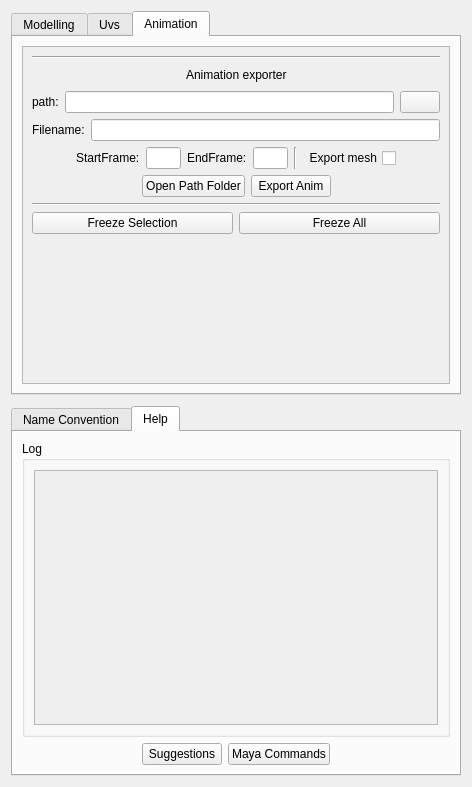
Old version of the form toolbox/ui/main_ui.ui in the repository pablodiazburgos/pdb_rigLib.
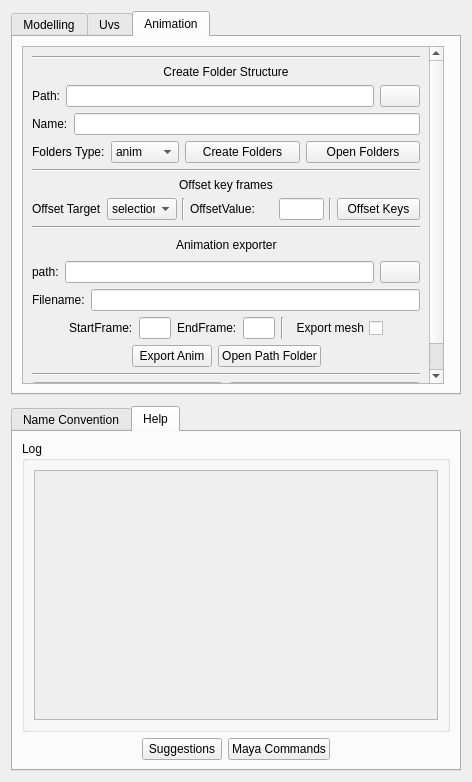
New version of the form. The open tabs and pages were chosen to show the change.

Commit message: dhs toolbox anim and model folders functions updated

The edit to the form file:
```diff
--- a/toolbox/ui/main_ui.ui
+++ b/toolbox/ui/main_ui.ui
@@ -7,7 +7,7 @@
     <x>0</x>
     <y>0</y>
     <width>472</width>
-    <height>787</height>
+    <height>782</height>
    </rect>
   </property>
   <property name="windowTitle">
@@ -1110,19 +1110,157 @@
       <layout class="QVBoxLayout" name="verticalLayout_10">
        <item>
         <widget class="QScrollArea" name="scrollArea_3">
+         <property name="sizePolicy">
+          <sizepolicy hsizetype="Fixed" vsizetype="Preferred">
+           <horstretch>0</horstretch>
+           <verstretch>0</verstretch>
+          </sizepolicy>
+         </property>
+         <property name="maximumSize">
+          <size>
+           <width>422</width>
+           <height>16777215</height>
+          </size>
+         </property>
+         <property name="layoutDirection">
+          <enum>Qt::LeftToRight</enum>
+         </property>
+         <property name="frameShape">
+          <enum>QFrame::StyledPanel</enum>
+         </property>
+         <property name="horizontalScrollBarPolicy">
+          <enum>Qt::ScrollBarAsNeeded</enum>
+         </property>
+         <property name="sizeAdjustPolicy">
+          <enum>QAbstractScrollArea::AdjustIgnored</enum>
+         </property>
          <property name="widgetResizable">
           <bool>true</bool>
          </property>
          <widget class="QWidget" name="scrollAreaWidgetContents_3">
+          <property name="enabled">
+           <bool>true</bool>
+          </property>
           <property name="geometry">
            <rect>
             <x>0</x>
             <y>0</y>
-            <width>420</width>
-            <height>380</height>
+            <width>399</width>
+            <height>474</height>
            </rect>
           </property>
+          <property name="sizePolicy">
+           <sizepolicy hsizetype="Ignored" vsizetype="Preferred">
+            <horstretch>0</horstretch>
+            <verstretch>0</verstretch>
+           </sizepolicy>
+          </property>
           <layout class="QVBoxLayout" name="verticalLayout_11">
+           <item>
+            <widget class="Line" name="line_13">
+             <property name="orientation">
+              <enum>Qt::Horizontal</enum>
+             </property>
+            </widget>
+           </item>
+           <item>
+            <widget class="QLabel" name="label_27">
+             <property name="text">
+              <string>Create Folder Structure</string>
+             </property>
+             <property name="alignment">
+              <set>Qt::AlignCenter</set>
+             </property>
+            </widget>
+           </item>
+           <item>
+            <layout class="QHBoxLayout" name="pathHLayout_6">
+             <item>
+              <layout class="QFormLayout" name="formLayout_11">
+               <item row="0" column="0">
+                <widget class="QLabel" name="label_28">
+                 <property name="text">
+                  <string>Path:</string>
+                 </property>
+                </widget>
+               </item>
+               <item row="0" column="1">
+                <widget class="QLineEdit" name="createAnimFoldersPath_lne"/>
+               </item>
+              </layout>
+             </item>
+             <item>
+              <widget class="QPushButton" name="getCreateAnimFoldersPath_btn">
+               <property name="text">
+                <string/>
+               </property>
+              </widget>
+             </item>
+            </layout>
+           </item>
+           <item>
+            <layout class="QFormLayout" name="formLayout_13">
+             <item row="0" column="0">
+              <widget class="QLabel" name="label_30">
+               <property name="text">
+                <string>Name:</string>
+               </property>
+              </widget>
+             </item>
+             <item row="0" column="1">
+              <widget class="QLineEdit" name="createAnimFoldersName_lne"/>
+             </item>
+            </layout>
+           </item>
+           <item>
+            <layout class="QHBoxLayout" name="horizontalLayout_23">
+             <item>
+              <layout class="QFormLayout" name="formLayout_14">
+               <item row="2" column="0">
+                <widget class="QLabel" name="label_31">
+                 <property name="text">
+                  <string>Folders Type:</string>
+                 </property>
+                </widget>
+               </item>
+               <item row="2" column="1">
+                <widget class="QComboBox" name="createAnimFolders_cbx">
+                 <property name="maximumSize">
+                  <size>
+                   <width>70</width>
+                   <height>16777215</height>
+                  </size>
+                 </property>
+                 <item>
+                  <property name="text">
+                   <string>anim</string>
+                  </property>
+                 </item>
+                 <item>
+                  <property name="text">
+                   <string>project</string>
+                  </property>
+                 </item>
+                </widget>
+               </item>
+              </layout>
+             </item>
+             <item>
+              <widget class="QPushButton" name="createAnimFolders_btn">
+               <property name="text">
+                <string>Create Folders</string>
+               </property>
+              </widget>
+             </item>
+             <item>
+              <widget class="QPushButton" name="openAnimFolders_btn">
+               <property name="text">
+                <string>Open Folders</string>
+               </property>
+              </widget>
+             </item>
+            </layout>
+           </item>
            <item>
             <widget class="Line" name="line_5">
              <property name="orientation">
@@ -1130,6 +1268,99 @@
              </property>
             </widget>
            </item>
+           <item>
+            <widget class="QLabel" name="label_24">
+             <property name="text">
+              <string>Offset key frames</string>
+             </property>
+             <property name="alignment">
+              <set>Qt::AlignCenter</set>
+             </property>
+            </widget>
+           </item>
+           <item>
+            <layout class="QHBoxLayout" name="horizontalLayout_15">
+             <property name="spacing">
+              <number>5</number>
+             </property>
+             <item>
+              <layout class="QFormLayout" name="formLayout_10">
+               <item row="2" column="0">
+                <widget class="QLabel" name="label_25">
+                 <property name="text">
+                  <string>Offset Target</string>
+                 </property>
+                </widget>
+               </item>
+               <item row="2" column="1">
+                <widget class="QComboBox" name="animKeyOffsetTarget_cbx">
+                 <property name="maximumSize">
+                  <size>
+                   <width>70</width>
+                   <height>16777215</height>
+                  </size>
+                 </property>
+                 <item>
+                  <property name="text">
+                   <string>selection</string>
+                  </property>
+                 </item>
+                 <item>
+                  <property name="text">
+                   <string>all</string>
+                  </property>
+                 </item>
+                </widget>
+               </item>
+              </layout>
+             </item>
+             <item>
+              <widget class="Line" name="line_11">
+               <property name="orientation">
+                <enum>Qt::Vertical</enum>
+               </property>
+              </widget>
+             </item>
+             <item>
+              <widget class="QLabel" name="label_26">
+               <property name="text">
+                <string>OffsetValue:</string>
+               </property>
+              </widget>
+             </item>
+             <item>
+              <widget class="QLineEdit" name="animKeyOffsetValue_lne">
+               <property name="maximumSize">
+                <size>
+                 <width>45</width>
+                 <height>16777215</height>
+                </size>
+               </property>
+              </widget>
+             </item>
+             <item>
+              <widget class="Line" name="line_12">
+               <property name="orientation">
+                <enum>Qt::Vertical</enum>
+               </property>
+              </widget>
+             </item>
+             <item>
+              <widget class="QPushButton" name="animKeyOffset_btn">
+               <property name="text">
+                <string>Offset Keys</string>
+               </property>
+              </widget>
+             </item>
+            </layout>
+           </item>
+           <item>
+            <widget class="Line" name="line_10">
+             <property name="orientation">
+              <enum>Qt::Horizontal</enum>
+             </property>
+            </widget>
+           </item>
            <item>
             <layout class="QHBoxLayout" name="horizontalLayout_16">
              <item>
@@ -1306,13 +1537,6 @@
                </property>
               </spacer>
              </item>
-             <item>
-              <widget class="QPushButton" name="openAnimPathFolder_btn">
-               <property name="text">
-                <string>Open Path Folder</string>
-               </property>
-              </widget>
-             </item>
              <item>
               <widget class="QPushButton" name="exportAnim_btn">
                <property name="text">
@@ -1320,6 +1544,13 @@
                </property>
               </widget>
              </item>
+             <item>
+              <widget class="QPushButton" name="openAnimPathFolder_btn">
+               <property name="text">
+                <string>Open Path Folder</string>
+               </property>
+              </widget>
+             </item>
              <item>
               <spacer name="horizontalSpacer_40">
                <property name="orientation">
@@ -1395,6 +1626,9 @@
      <property name="acceptDrops">
       <bool>false</bool>
      </property>
+     <property name="tabShape">
+      <enum>QTabWidget::Rounded</enum>
+     </property>
      <property name="currentIndex">
       <number>0</number>
      </property>
```
Left out of the diff: 19 changed lines with no effect on the pictures. The commit also changes 10 other files.
